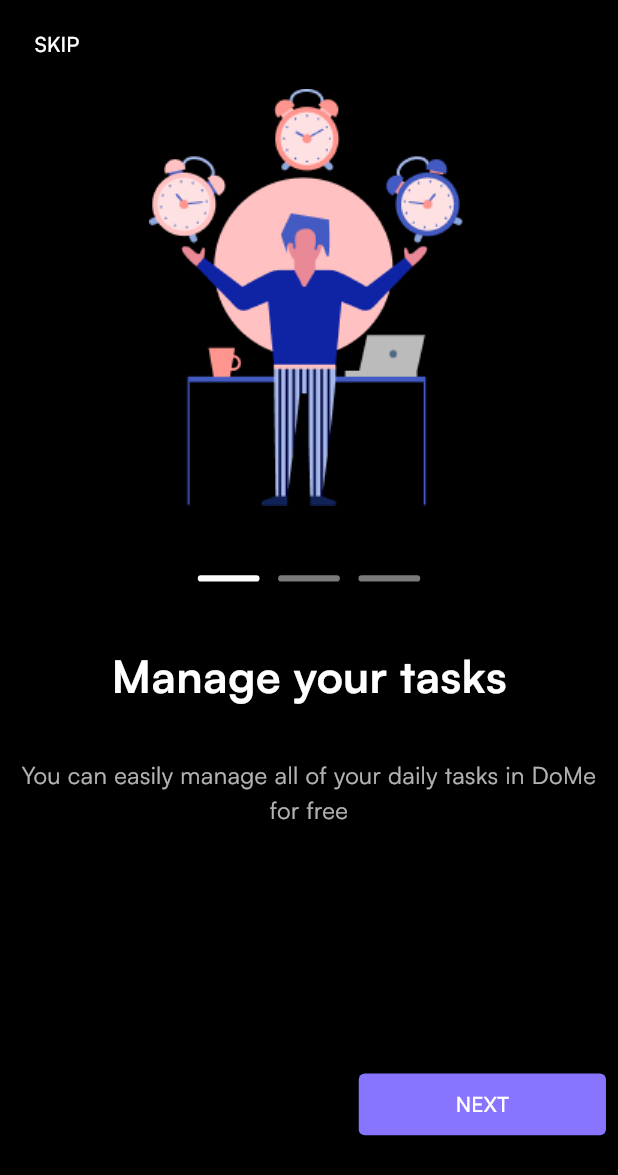
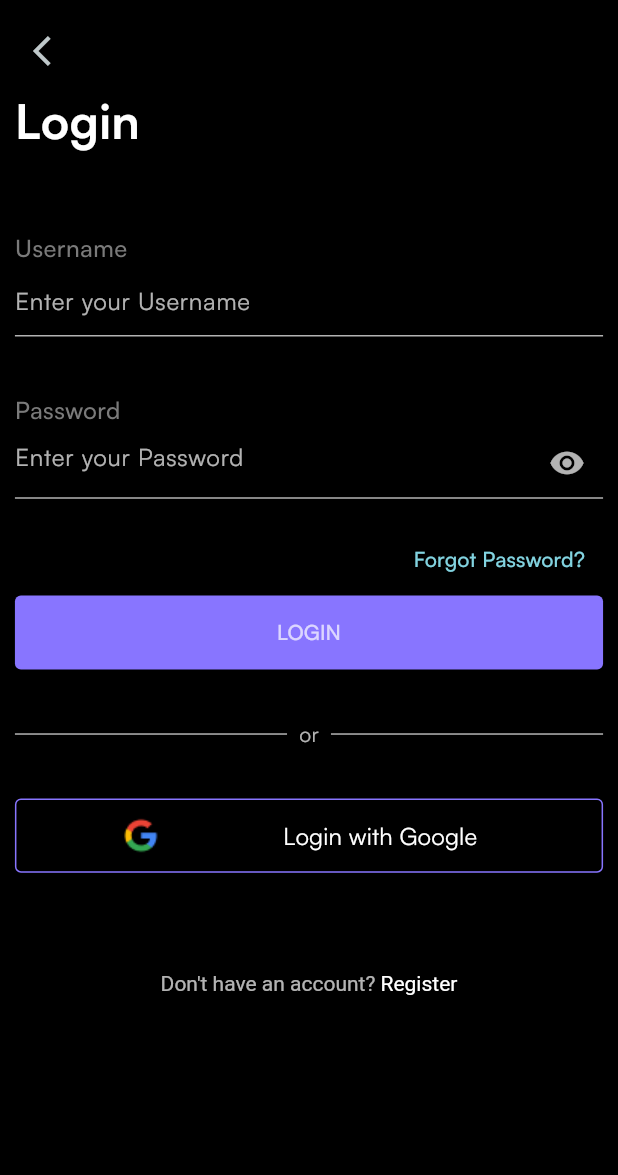
Before and after one commit to geekers-donald237/taskly, a Flutter app: the screen it shows after launch, on a phone screen of 412 x 824 dp. Shown: the top 1175 px of the screen. Run offline on Flutter 3.47's test engine with Material 3 defaults, Android fonts, the phone set to English and light mode, and no system bars; our stand-ins replace bloc, equatable, flutter_bloc, flutter_native_splash, flutter_sizer, shared_preferences; missing offline and left inert: swipeable_page_route.

Commit message:
auth page screen

```diff
--- a/lib/core/generics/gen/assets.gen.dart
+++ b/lib/core/generics/gen/assets.gen.dart
@@ -28,12 +28,28 @@ class $AssetsFontsGen {
   List<String> get values => [satoshi, satoshiB, satoshiL, satoshiM];
 }
 
+class $AssetsI18nGen {
+  const $AssetsI18nGen();
+
+  /// File path: assets/i18n/en.json
+  String get en => 'assets/i18n/en.json';
+
+  /// File path: assets/i18n/fr.json
+  String get fr => 'assets/i18n/fr.json';
+
+  /// List of all assets
+  List<String> get values => [en, fr];
+}
+
 class $AssetsImagesGen {
   const $AssetsImagesGen();
 
   /// File path: assets/images/clean_solid.png
   AssetGenImage get cleanSolid =>
       const AssetGenImage('assets/images/clean_solid.png');
+
+  /// File path: assets/images/google.png
+  AssetGenImage get google => const AssetGenImage('assets/images/google.png');
 
   /// File path: assets/images/logo.png
   AssetGenImage get logo => const AssetGenImage('assets/images/logo.png');
@@ -52,13 +68,14 @@ class $AssetsImagesGen {
 
   /// List of all assets
   List<AssetGenImage> get values =>
-      [cleanSolid, logo, onboard1, onboard2, onboard3];
+      [cleanSolid, google, logo, onboard1, onboard2, onboard3];
 }
 
 class Assets {
   Assets._();
 
   static const $AssetsFontsGen fonts = $AssetsFontsGen();
+  static const $AssetsI18nGen i18n = $AssetsI18nGen();
   static const $AssetsImagesGen images = $AssetsImagesGen();
 }
 
--- a/lib/main.dart
+++ b/lib/main.dart
@@ -4,7 +4,7 @@ import 'package:flutter_localizations/flutter_localizations.dart';
 import 'package:flutter_native_splash/flutter_native_splash.dart';
 import 'package:flutter_sizer/flutter_sizer.dart';
 import 'package:taskly/presentation/blocs/app_bloc.dart';
-import 'package:taskly/presentation/pages/onboarding/first_onboard_page.dart';
+import 'package:taskly/presentation/pages/auth/login_page.dart';
 
 import 'core/generics/gen/fonts.gen.dart';
 import 'core/services/app_language/app_language.dart';
@@ -72,7 +72,7 @@ class MyApp extends StatelessWidget {
                   GlobalCupertinoLocalizations.delegate,
                 ],
                 themeMode: ThemeMode.dark,
-                home: const FirstOnboardPage(),
+                home: const LoginPage(),
               );
             },
           );
--- /dev/null
+++ b/lib/presentation/components/buttons/login_google.dart
@@ -0,0 +1,45 @@
+import 'package:flutter/material.dart';
+import 'package:flutter_sizer/flutter_sizer.dart';
+
+import '../../../core/generics/gen/assets.gen.dart';
+import '../../../core/services/utils/custom_sizer.dart';
+
+class LoginGoogle extends StatelessWidget {
+  final String titleText;
+  final VoidCallback onPressed;
+
+  const LoginGoogle({
+    super.key,
+    required this.titleText,
+    required this.onPressed,
+  });
+
+  @override
+  Widget build(BuildContext context) {
+    return Container(
+      width: double.infinity,
+      height: getHeight(6),
+      decoration: BoxDecoration(
+        color: Colors.transparent,
+        borderRadius: BorderRadius.circular(4.dp),
+        border: Border.all(color: Theme.of(context).primaryColor),
+      ),
+      child: Row(
+        mainAxisAlignment: MainAxisAlignment.spaceEvenly,
+        children: [
+          Assets.images.google.image(),
+          TextButton(
+            onPressed: onPressed,
+            child: Center(
+              child: Text(
+                titleText,
+                overflow: TextOverflow.ellipsis,
+                style: TextStyle(color: Theme.of(context).colorScheme.surface, fontSize: 16.dp , fontWeight: FontWeight.w400),
+              ),
+            ),
+          ),
+        ],
+      ),
+    );
+  }
+}
--- /dev/null
+++ b/lib/presentation/components/text_fields/custom_text_field.dart
@@ -0,0 +1,47 @@
+import 'package:flutter/material.dart';
+import 'package:flutter_sizer/flutter_sizer.dart';
+import '../../../core/services/utils/custom_sizer.dart';
+
+class CustomTextField extends StatelessWidget {
+  final String label;
+  final String placeholder;
+
+  const CustomTextField({
+    super.key,
+    required this.label,
+    required this.placeholder,
+  });
+
+  @override
+  Widget build(BuildContext context) {
+    return Column(
+      crossAxisAlignment: CrossAxisAlignment.start,
+      children: [
+        SizedBox(height: getHeight(4)),
+        Text(
+          label,
+          style: TextStyle(
+            fontSize: 16.dp,
+            fontWeight: FontWeight.w500,
+          ),
+        ),
+        TextField(
+          decoration: InputDecoration(
+            hintText: placeholder,
+            hintStyle:
+                TextStyle(color: Theme.of(context).colorScheme.onSecondary),
+            enabledBorder: UnderlineInputBorder(
+              borderSide:
+                  BorderSide(color: Theme.of(context).colorScheme.onSecondary),
+            ),
+            focusedBorder: UnderlineInputBorder(
+              borderSide:
+                  BorderSide(color: Theme.of(context).colorScheme.surface),
+            ),
+          ),
+        ),
+        SizedBox(height: getHeight(0.5)),
+      ],
+    );
+  }
+}
--- /dev/null
+++ b/lib/presentation/components/text_fields/password_text_field.dart
@@ -0,0 +1,63 @@
+import 'package:flutter/material.dart';
+import 'package:flutter_sizer/flutter_sizer.dart';
+import '../../../core/services/utils/custom_sizer.dart';
+
+class PasswordTextField extends StatefulWidget {
+  final String label;
+  final String placeholder;
+
+  const PasswordTextField({
+    Key? key,
+    required this.label,
+    required this.placeholder,
+  }) : super(key: key);
+
+  @override
+  State<PasswordTextField> createState() => _PasswordTextFieldState();
+}
+
+class _PasswordTextFieldState extends State<PasswordTextField> {
+  bool _obscureText = true;
+
+  @override
+  Widget build(BuildContext context) {
+    return Column(
+      crossAxisAlignment: CrossAxisAlignment.start,
+      children: [
+        SizedBox(height: getHeight(4)),
+        Text(
+          widget.label,
+          style: TextStyle(
+            fontSize: 16.dp,
+            fontWeight: FontWeight.w500,
+          ),
+        ),
+        TextField(
+          obscureText: _obscureText,
+          decoration: InputDecoration(
+            hintText: widget.placeholder,
+            hintStyle: TextStyle(color: Theme.of(context).colorScheme.onSecondary),
+            enabledBorder: UnderlineInputBorder(
+              borderSide: BorderSide(color: Theme.of(context).colorScheme.onSecondary),
+            ),
+            focusedBorder: UnderlineInputBorder(
+              borderSide: BorderSide(color: Theme.of(context).colorScheme.surface),
+            ),
+            suffixIcon: IconButton(
+              icon: Icon(
+                _obscureText ? Icons.visibility : Icons.visibility_off,
+                color: Theme.of(context).colorScheme.onSecondary,
+              ),
+              onPressed: () {
+                setState(() {
+                  _obscureText = !_obscureText;
+                });
+              },
+            ),
+          ),
+        ),
+        SizedBox(height: getHeight(2)),
+      ],
+    );
+  }
+}
--- /dev/null
+++ b/lib/presentation/pages/auth/login_page.dart
@@ -0,0 +1,126 @@
+import 'package:flutter/material.dart';
+import 'package:flutter_sizer/flutter_sizer.dart';
+import 'package:swipeable_page_route/swipeable_page_route.dart';
+import 'package:taskly/presentation/pages/auth/register_page.dart';
+import '../../../core/services/utils/custom_sizer.dart';
+import '../../../localization/app_localization.dart';
+import '../../components/buttons/large_button.dart';
+import '../../components/buttons/login_google.dart';
+import '../../components/text_fields/custom_text_field.dart';
+import '../../components/text_fields/password_text_field.dart';
+import 'forget_pwd_page.dart';
+
+
+
+class LoginPage extends StatelessWidget {
+  const LoginPage({super.key});
+
+  @override
+  Widget build(BuildContext context) {
+    return Scaffold(
+      body: SafeArea(
+        child: SingleChildScrollView(
+          child: Padding(
+            padding: EdgeInsets.all(10.dp),
+            child: Column(
+              crossAxisAlignment: CrossAxisAlignment.start,
+              mainAxisAlignment: MainAxisAlignment.start,
+              children: <Widget>[
+                IconButton(
+                  icon: const Icon(Icons.arrow_back_ios),
+                  onPressed: () {
+                    Navigator.of(context).pop();
+                  },
+                ),
+                Text(
+                  AppLocalizations.of(context)!.translate('login'),
+                  style: TextStyle(
+                    fontSize: 32.dp,
+                    fontWeight: FontWeight.bold,
+                    color: Theme.of(context).colorScheme.onPrimary,
+                  ),
+                ),
+                SizedBox(height: getHeight(2)),
+                CustomTextField(
+                  label: AppLocalizations.of(context)!.translate('username'),
+                  placeholder: AppLocalizations.of(context)!.translate('enter_your_username'),
+                ),
+                PasswordTextField(
+                  label: AppLocalizations.of(context)!.translate('password'),
+                  placeholder: AppLocalizations.of(context)!.translate('enter_your_password'),
+                ),
+                Row(
+                  mainAxisAlignment: MainAxisAlignment.end,
+                  children: [
+                    TextButton(
+                      onPressed: () {
+                        Navigator.of(context).push(SwipeablePageRoute(
+                          canOnlySwipeFromEdge: true,
+                          builder: (BuildContext context) => const ForgotPasswordPage(),
+                        ));
+                      },
+                      child: Text(
+                        AppLocalizations.of(context)!.translate('forgot_password'),
+                        style: TextStyle(color: Theme.of(context).colorScheme.primary,),
+                      ),
+                    ),
+                  ],
+                ),
+                LargeButton(
+                  onPressed: () {},
+                  titleText: AppLocalizations.of(context)!.translate('login'),
+                  backgroundColor: Theme.of(context).primaryColor,
+                  textColor: Theme.of(context).colorScheme.onSecondary,
+                ),
+                SizedBox(height: getHeight(4)),
+                Row(
+                  children: <Widget>[
+                    Expanded(child: Divider(color: Colors.white70)),
+                    Padding(
+                      padding: const EdgeInsets.symmetric(horizontal: 8.0),
+                      child: Text(
+                        AppLocalizations.of(context)!.translate('or'),
+                        style: TextStyle(color: Colors.white70),
+                      ),
+                    ),
+                    Expanded(child: Divider(color: Colors.white70)),
+                  ],
+                ),
+                SizedBox(height: getHeight(4)),
+                LoginGoogle(
+                  titleText: AppLocalizations.of(context)!.translate('login_with_google'),
+                  onPressed: () {},
+                ),
+                SizedBox(height: getHeight(8)),
+                Center(
+                  child: GestureDetector(
+                    onTap: () {
+                      Navigator.of(context).push(SwipeablePageRoute(
+                        canOnlySwipeFromEdge: true,
+                        builder: (BuildContext context) => const RegisterPage(),
+                      ));
+                    },
+                    child: RichText(
+                      text: TextSpan(
+                        children: [
+                          TextSpan(
+                            text: AppLocalizations.of(context)!.translate('dont_have_account'),
+                            style: TextStyle(color: Colors.white70),
+                          ),
+                          TextSpan(
+                            text: AppLocalizations.of(context)!.translate('register'),
+                            style: TextStyle(color: Colors.white),
+                          ),
+                        ],
+                      ),
+                    ),
+                  ),
+                ),
+              ],
+            ),
+          ),
+        ),
+      ),
+    );
+  }
+}
--- a/pubspec.yaml
+++ b/pubspec.yaml
@@ -37,7 +37,6 @@ dev_dependencies:
 
 # The following section is specific to Flutter packages.
 flutter:
-  generate: true
   uses-material-design: true
 
   # To add assets to your application, add an assets section, like this:
```
Also changed, not shown: assets/i18n/en.json (+18 -2 lines), assets/i18n/fr.json (+17 -1 lines), lib/presentation/components/buttons/large_button.dart (+5 -3 lines), lib/presentation/pages/auth/forget_pwd_page.dart (added, +58 -0 lines), lib/presentation/pages/auth/register_page.dart (added, +117 -0 lines), lib/presentation/pages/onboarding/first_onboard_page.dart (+6 -5 lines), assets/images/google.png (added), lib/test.dart (added), 3 other files.
